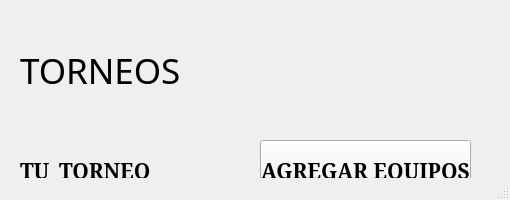
This is torneos.ui in Gino-sys/Proyecto-Final-Programacion as Qt 5 draws it before an edit. The edited form follows.
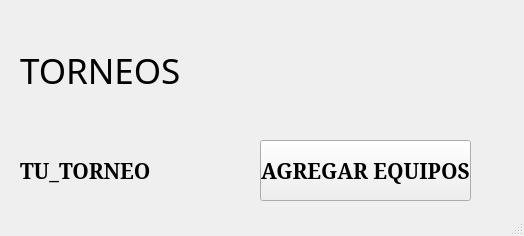
This is the edited form.

What changed in the file:
```diff
--- a/torneos.ui
+++ b/torneos.ui
@@ -6,8 +6,8 @@
    <rect>
     <x>0</x>
     <y>0</y>
-    <width>510</width>
-    <height>200</height>
+    <width>524</width>
+    <height>236</height>
    </rect>
   </property>
   <property name="minimumSize">
```
Left out of the diff: 2 changed lines with no effect on the pictures.
